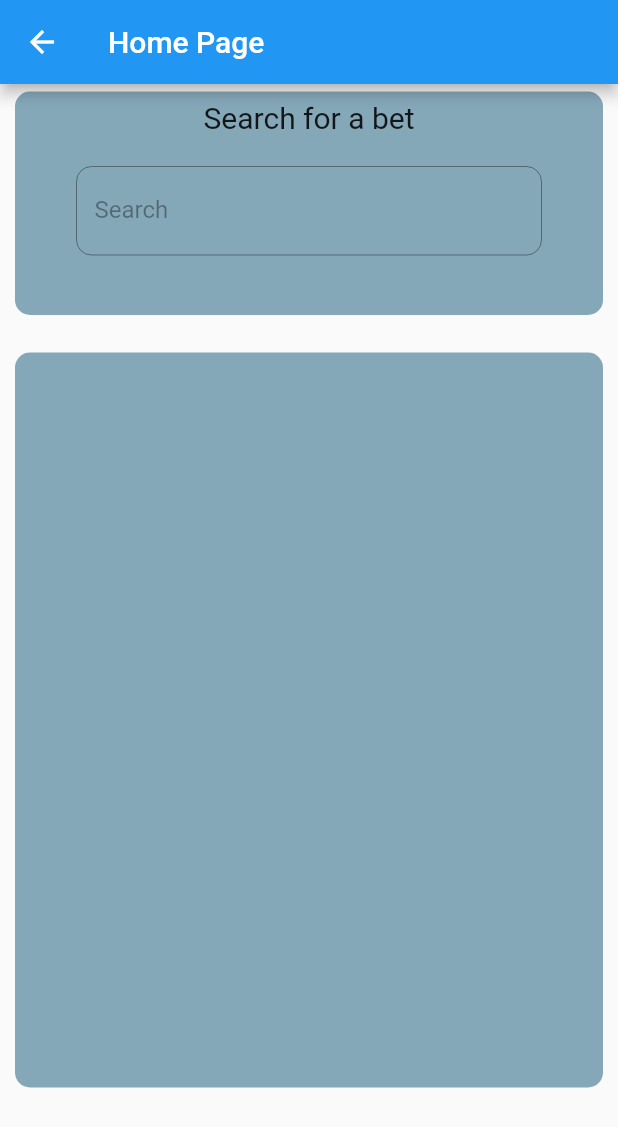
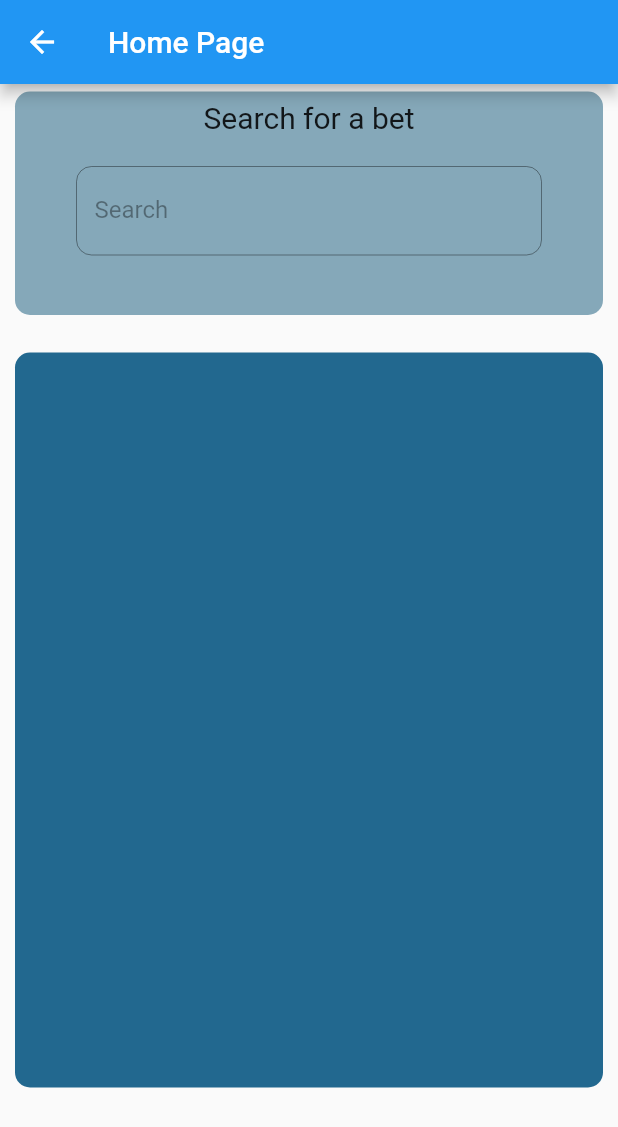
Before and after one commit to TheR3dWizard/betting_app, a Flutter app: the screen it shows after launch, after a tap on "Login", on a phone screen of 412 x 824 dp. Shown: the top 1127 px of the screen. Run offline on Flutter 3.47's test engine with Material 2 defaults, Android fonts, the phone set to English and light mode, and no system bars; Roboto replaces fonts that are missing (Consolas, Poppins).

```diff
--- a/lib/homepage.dart
+++ b/lib/homepage.dart
@@ -1,7 +1,4 @@
-import 'dart:convert';
-import 'package:dropdown_search/dropdown_search.dart';
 import 'package:flutter/material.dart';
-import 'package:flutter/services.dart';
 import 'utilities.dart';
 import 'searchpage.dart';
 
@@ -67,13 +64,12 @@ class _HomePageState extends State<HomePage> {
                   child: Column(
                       mainAxisAlignment: MainAxisAlignment.center,
                       children: [
-                        const Padding(
-                          padding: EdgeInsets.symmetric(
+                        Padding(
+                          padding: const EdgeInsets.symmetric(
                               vertical: 1.0, horizontal: 10),
                           child: Text(
                             "Search for a bet",
-                            style:
-                                TextStyle(fontSize: 20, fontFamily: 'Consolas'),
+                            style: TextStyle(fontSize: 20, fontFamily: font()),
                           ),
                         ),
                         OutlinedButton(
@@ -143,7 +139,7 @@ class _AvailableBetsState extends State<AvailableBets> {
       child: Container(
         decoration: BoxDecoration(
           borderRadius: BorderRadius.circular(10),
-          color: const Color.fromARGB(255, 133, 168, 185),
+          color: const Color.fromARGB(255, 34, 104, 143),
         ),
 
         //color: Colors.blue,
--- a/lib/loginpage.dart
+++ b/lib/loginpage.dart
@@ -1,7 +1,4 @@
-import 'dart:convert';
-import 'package:dropdown_search/dropdown_search.dart';
 import 'package:flutter/material.dart';
-import 'package:flutter/services.dart';
 import 'utilities.dart';
 import 'homepage.dart';
 
@@ -15,14 +12,14 @@ class LoginPage extends StatelessWidget {
             child: Column(
       mainAxisAlignment: MainAxisAlignment.center,
       children: [
-        const Padding(
-            padding: EdgeInsets.symmetric(vertical: 20.0),
+        Padding(
+            padding: const EdgeInsets.symmetric(vertical: 20.0),
             child: Text(
               "Sign in",
               style: TextStyle(
                   fontSize: 30,
                   fontWeight: FontWeight.bold,
-                  fontFamily: 'Consolas'),
+                  fontFamily: font()),
             )),
         LabelledTextField(label: "Username"),
         LabelledTextField(label: "Password"),
```
Also changed, not shown: assets/jsons/betdetails.json (+39 -2 lines), lib/betpage.dart (added, +47 -0 lines), lib/main.dart (+0 -12 lines), lib/searchpage.dart (+23 -9 lines), lib/utilities.dart (+21 -1 lines), pubspec.lock, 1 other file.
